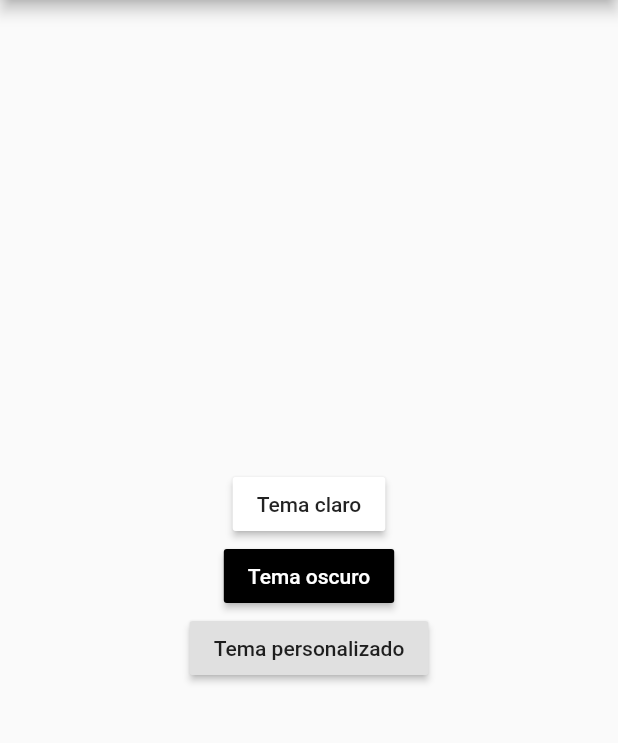
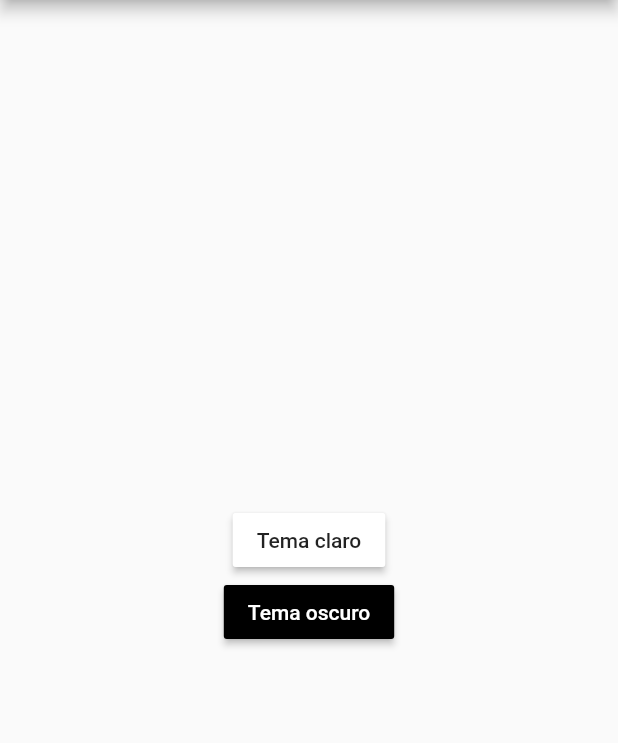
Before and after one commit to williamTerrones/flutter-getx-preferences-theme, a Flutter app: the screen it shows after launch, on a phone screen of 412 x 824 dp, the part 84-827 px from its top. Run offline on Flutter 3.47's test engine with Material 2 defaults, Android fonts, the phone set to English and light mode, and no system bars; our stand-ins replace get.

Commit message:
Quitar boton

```diff
--- a/lib/pages/home_page.dart
+++ b/lib/pages/home_page.dart
@@ -31,10 +31,6 @@ class HomePage extends StatelessWidget {
                     style: TextStyle(color: Colors.white),
                   ),
                 ),
-                RaisedButton(
-                  onPressed: () {},
-                  child: Text("Tema personalizado"),
-                )
               ],
             ),
           )),
```
Also changed, not shown: 1 other file.
